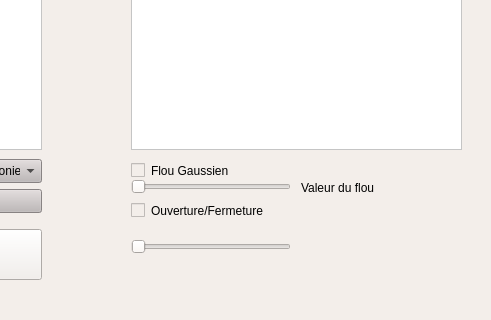
Old version of the form src/QtApp/HarmonyApp/mainwindow.ui in the repository Narraxas/ProjetImage_SujetN-5_HarmonieDesCouleurs; both pictures show x 309 to 800 and y 280 to 600 of the 800 by 600 pixel window.
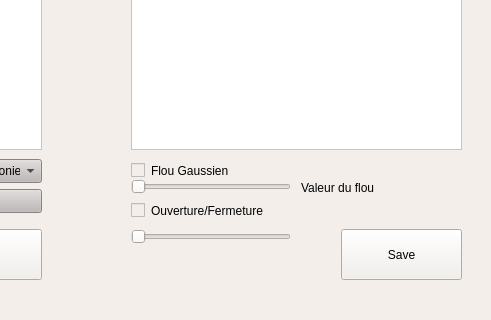
New version of the form.

Commit message: saveSystem - feat: Adding save system and security for buttons

```diff
--- a/src/QtApp/HarmonyApp/mainwindow.ui
+++ b/src/QtApp/HarmonyApp/mainwindow.ui
@@ -241,7 +241,7 @@
     <property name="geometry">
      <rect>
       <x>440</x>
-      <y>500</y>
+      <y>490</y>
       <width>160</width>
       <height>16</height>
      </rect>
@@ -250,6 +250,19 @@
      <enum>Qt::Horizontal</enum>
     </property>
    </widget>
+   <widget class="QPushButton" name="saveBtn">
+    <property name="geometry">
+     <rect>
+      <x>650</x>
+      <y>490</y>
+      <width>121</width>
+      <height>51</height>
+     </rect>
+    </property>
+    <property name="text">
+     <string>Save</string>
+    </property>
+   </widget>
   </widget>
   <widget class="QMenuBar" name="menubar">
    <property name="geometry">
```
Left out of the diff: 2 changed lines with no effect on the pictures. The commit also changes 1052 other files.
